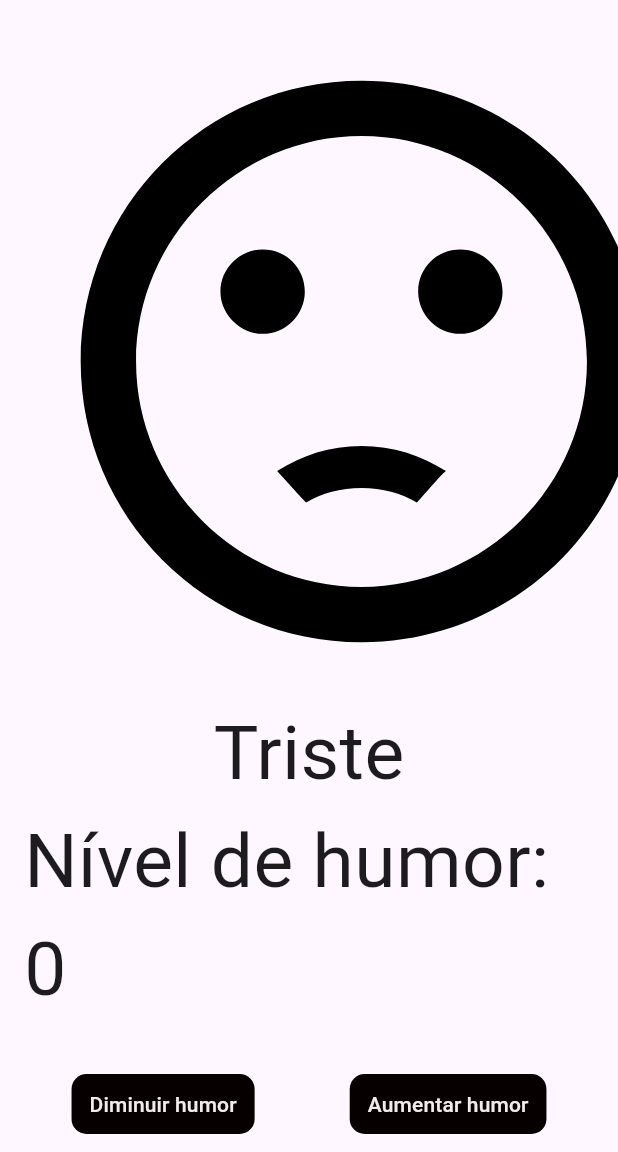
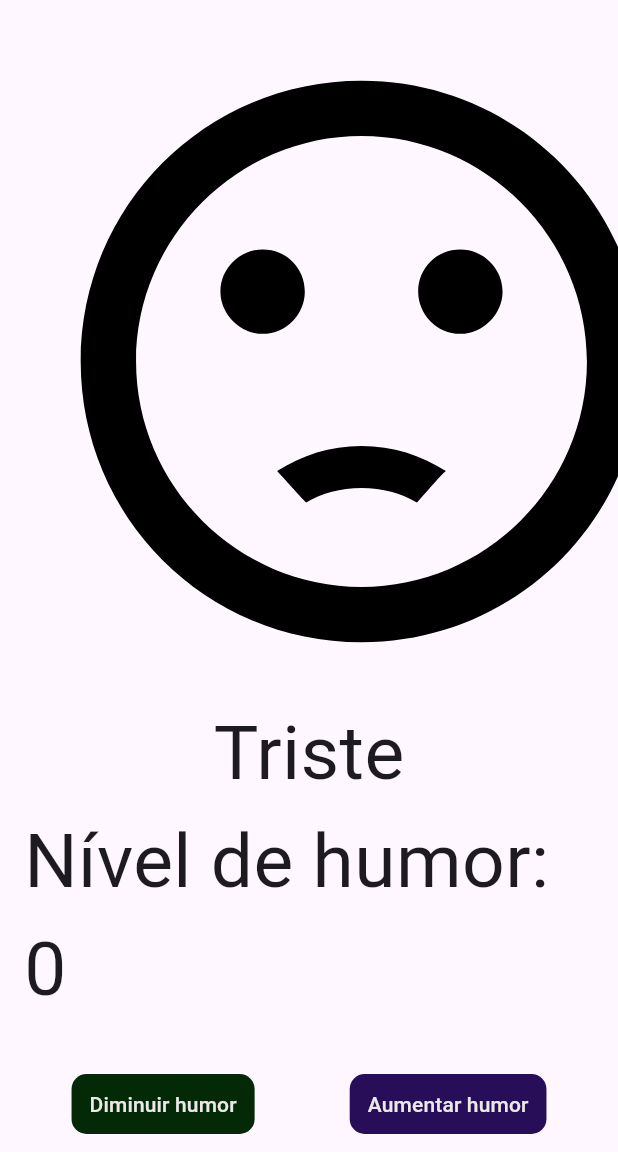
Before and after one commit to MichelecFernandes/flutter, a Flutter app: the screen it shows after launch, after a tap on "Diminuir humor", after a tap on "Aumentar humor", on a phone screen of 412 x 824 dp, the part 84-1236 px from its top. Run offline on Flutter 3.47's test engine with Material 3 defaults, Android fonts, the phone set to English and light mode, and no system bars.

Commit message:
feat: utilizando componentes para reutilizar codigos e funcoes

```diff
--- /dev/null
+++ b/flutter_application_2/medidor_humor/lib/components/botao_component.dart
@@ -0,0 +1,15 @@
+import 'package:flutter/material.dart';
+
+TextButton botaoPrincipal({Function()? funcao,
+Color? corDeFundo,
+String texto = ''}) {
+  return TextButton(
+    onPressed: funcao,
+    style: TextButton.styleFrom(
+      backgroundColor: corDeFundo ?? const Color.fromARGB(255, 0, 222, 230),
+      foregroundColor: const Color.fromARGB(255, 235, 232, 232),
+      shape: RoundedRectangleBorder(borderRadius: BorderRadius.circular(10)),
+    ),
+    child: Text(texto),
+  );
+}
--- a/flutter_application_2/medidor_humor/lib/views/humor_view.dart
+++ b/flutter_application_2/medidor_humor/lib/views/humor_view.dart
@@ -1,4 +1,5 @@
 import 'package:flutter/material.dart';
+import 'package:medidor_humor/components/botao_component.dart';
 import 'package:medidor_humor/controllers/humor_controller.dart';
 
 class HumorView extends StatefulWidget {
@@ -9,11 +10,10 @@ class HumorView extends StatefulWidget {
 }
 
 class _HumorViewState extends State<HumorView> {
-
   final HumorController _humorController = HumorController();
 
-  IconData? _obterIcone(String status){
-    switch(status){
+  IconData? _obterIcone(String status) {
+    switch (status) {
       case 'Feliz':
         return Icons.sentiment_very_satisfied;
       case 'Neutro':
@@ -45,50 +45,34 @@ class _HumorViewState extends State<HumorView> {
                 size: 450,
                 color: const Color.fromARGB(255, 0, 0, 0),
               ),
-              Text(_humorController.status,
-               style: TextStyle(fontSize: 50)),
-              Text('Nível de humor: ${_humorController.nivel}',
-              style: TextStyle(fontSize: 50)),
-              SizedBox(
-                height: 30,
+              Text(_humorController.status, style: TextStyle(fontSize: 50)),
+              Text(
+                'Nível de humor: ${_humorController.nivel}',
+                style: TextStyle(fontSize: 50),
               ),
+              SizedBox(height: 30),
               Row(
                 mainAxisAlignment: MainAxisAlignment.spaceAround,
                 children: [
-                  TextButton(
-                    onPressed: () {
+                  botaoPrincipal(
+                  funcao: (){
                     setState(() {
                       _humorController.diminuir();
                     });
-                      print(_humorController.nivel);
-                      print("Diminuir");
                   },
-                    style: TextButton.styleFrom(
-                      backgroundColor: const Color.fromARGB(255, 7, 0, 0),
-                      foregroundColor: const Color.fromARGB(255, 241, 235, 235),
-                      shape: RoundedRectangleBorder(
-                        borderRadius: BorderRadius.circular(10),
-                      )
+                  corDeFundo: const Color.fromARGB(255, 3, 41, 6),
+                  texto: 'Diminuir humor'
                   ),
-                    child: Text('Diminuir humor'),
-                  ),
-                  TextButton(
-                    onPressed: () {
+                  botaoPrincipal(
+                  funcao: (){
                     setState(() {
                       _humorController.aumentar();
                     });
-                      print(_humorController.nivel);
-                      print("Aumentar");
                   },
-                    style: TextButton.styleFrom(
-                      backgroundColor: const Color.fromARGB(255, 7, 0, 0),
-                      foregroundColor: const Color.fromARGB(255, 241, 235, 235),
-                      shape: RoundedRectangleBorder(
-                      borderRadius: BorderRadius.circular(10),
+                  corDeFundo: const Color.fromARGB(255, 40, 13, 88),
+                  texto: 'Aumentar humor'
                   )
-                    ),
-                    child: Text('Aumentar humor'),
-                  ),
+
                 ],
               ),
             ],
```
Also changed, not shown: 1 other file. Lines whose indentation alone changed are shown as unchanged.
